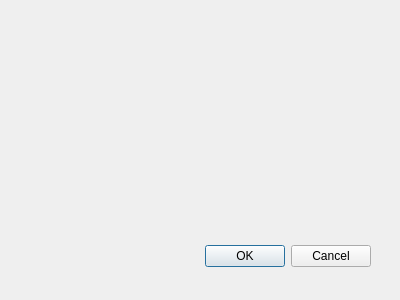
martinrotter/rssguard, file src/gui/formupdate.ui: the form before one commit.
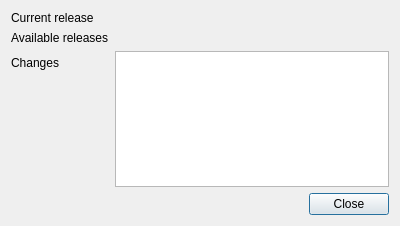
The form after the commit. Custom widgets are drawn as their Qt base class.

The edit to the form file:
```diff
--- a/src/gui/formupdate.ui
+++ b/src/gui/formupdate.ui
@@ -9,30 +9,88 @@
     <x>0</x>
     <y>0</y>
     <width>400</width>
-    <height>300</height>
+    <height>226</height>
    </rect>
   </property>
   <property name="windowTitle">
    <string>Dialog</string>
   </property>
-  <widget name="buttonBox" class="QDialogButtonBox">
-   <property name="geometry">
-    <rect>
-     <x>30</x>
-     <y>240</y>
-     <width>341</width>
-     <height>32</height>
-    </rect>
-   </property>
-   <property name="orientation">
-    <enum>Qt::Horizontal</enum>
-   </property>
-   <property name="standardButtons">
-    <set>QDialogButtonBox::Cancel|QDialogButtonBox::Ok</set>
-   </property>
-  </widget>
+  <layout class="QVBoxLayout" name="verticalLayout">
+   <item>
+    <layout class="QFormLayout" name="formLayout">
+     <property name="fieldGrowthPolicy">
+      <enum>QFormLayout::AllNonFixedFieldsGrow</enum>
+     </property>
+     <item row="0" column="0">
+      <widget class="QLabel" name="label">
+       <property name="text">
+        <string>Current release</string>
+       </property>
+      </widget>
+     </item>
+     <item row="0" column="1">
+      <widget class="QLabel" name="m_lblCurrentRelease">
+       <property name="text">
+        <string/>
+       </property>
+      </widget>
+     </item>
+     <item row="1" column="0">
+      <widget class="QLabel" name="label_3">
+       <property name="text">
+        <string>Available releases</string>
+       </property>
+      </widget>
+     </item>
+     <item row="1" column="1">
+      <widget class="ComboBoxWithStatus" name="m_cmbAvailableRelease" native="true"/>
+     </item>
+     <item row="2" column="0">
+      <widget class="QLabel" name="label_4">
+       <property name="text">
+        <string>Changes</string>
+       </property>
+      </widget>
+     </item>
+     <item row="2" column="1">
+      <widget class="QTextEdit" name="m_txtChanges">
+       <property name="readOnly">
+        <bool>true</bool>
+       </property>
+       <property name="html">
+        <string notr="true">&lt;!DOCTYPE HTML PUBLIC &quot;-//W3C//DTD HTML 4.0//EN&quot; &quot;http://www.w3.org/TR/REC-html40/strict.dtd&quot;&gt;
+&lt;html&gt;&lt;head&gt;&lt;meta name=&quot;qrichtext&quot; content=&quot;1&quot; /&gt;&lt;style type=&quot;text/css&quot;&gt;
+p, li { white-space: pre-wrap; }
+&lt;/style&gt;&lt;/head&gt;&lt;body style=&quot; font-family:'MS Shell Dlg 2'; font-size:8.25pt; font-weight:400; font-style:normal;&quot;&gt;
+&lt;p style=&quot;-qt-paragraph-type:empty; margin-top:0px; margin-bottom:0px; margin-left:0px; margin-right:0px; -qt-block-indent:0; text-indent:0px; font-size:8pt;&quot;&gt;&lt;br /&gt;&lt;/p&gt;&lt;/body&gt;&lt;/html&gt;</string>
+       </property>
+       <property name="textInteractionFlags">
+        <set>Qt::LinksAccessibleByKeyboard|Qt::LinksAccessibleByMouse|Qt::TextBrowserInteraction|Qt::TextSelectableByKeyboard|Qt::TextSelectableByMouse</set>
+       </property>
+      </widget>
+     </item>
+    </layout>
+   </item>
+   <item>
+    <widget class="QDialogButtonBox" name="m_buttonBox">
+     <property name="orientation">
+      <enum>Qt::Horizontal</enum>
+     </property>
+     <property name="standardButtons">
+      <set>QDialogButtonBox::Close</set>
+     </property>
+    </widget>
+   </item>
+  </layout>
  </widget>
- <pixmapfunction/>
+ <customwidgets>
+  <customwidget>
+   <class>ComboBoxWithStatus</class>
+   <extends>QWidget</extends>
+   <header>comboboxwithstatus.h</header>
+   <container>1</container>
+  </customwidget>
+ </customwidgets>
  <resources/>
  <connections>
   <connection>
```
Left out of the diff: 10 changed lines with no effect on the pictures.
